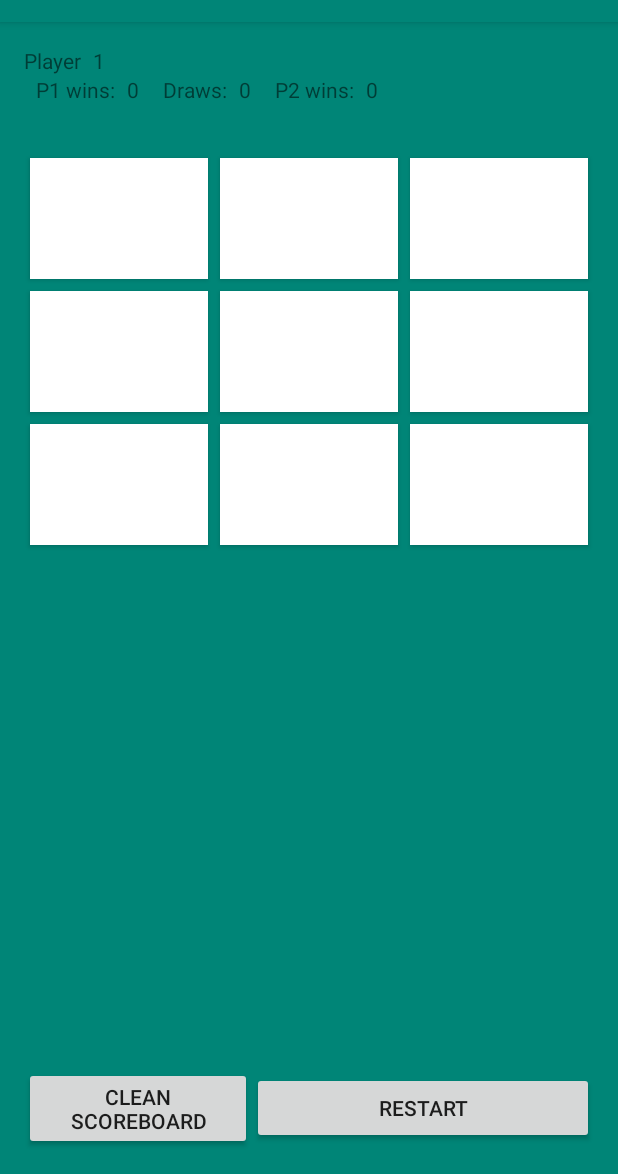
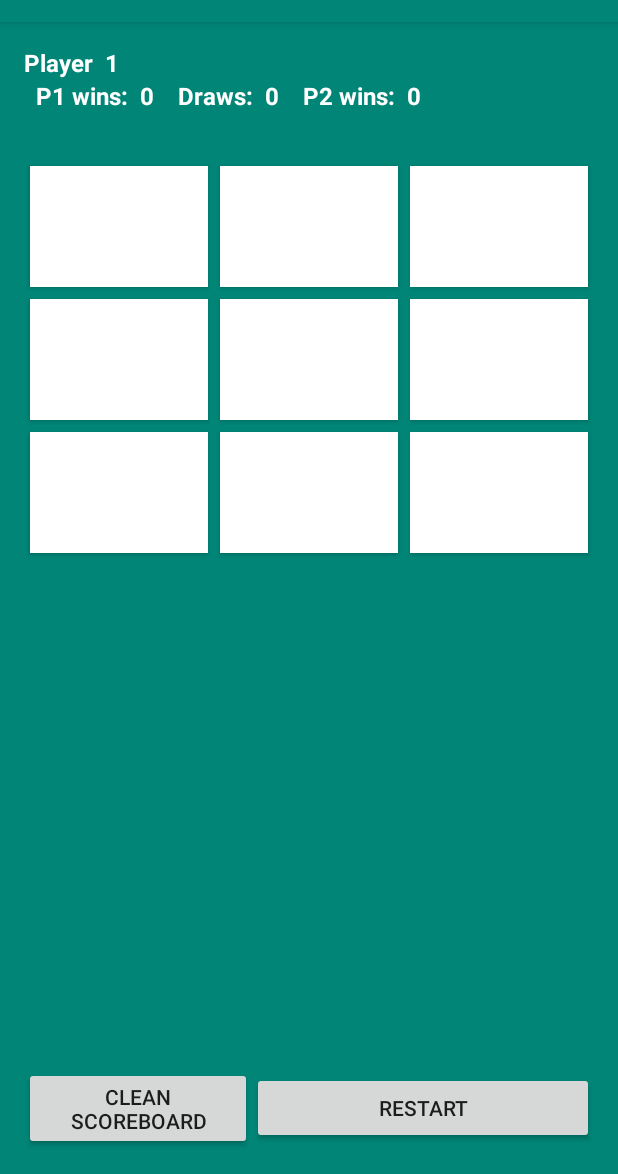
Before and after one commit to MagoMtz/TicTacToe, an Android app: the screen it shows after launch (MainActivity), on a phone screen of 412 x 824 dp, the part 62-1236 px from its top. Run offline under Robolectric (Android 15) with nearby library versions, the phone set to English and light mode, and no system bars; our stand-ins replace data binding.

```diff
--- a/app/src/main/java/com/mago/tictactoe/util/GameScorePreference.java
+++ b/app/src/main/java/com/mago/tictactoe/util/GameScorePreference.java
@@ -7,8 +7,6 @@ import android.content.SharedPreferences;
  * Created by jorgemartinez on 25/10/18.
  */
 public class GameScorePreference {
-    private Context context;
-
     private static final String SCORE_BOARD = "score_board";
     private static final String PLAYER1 = "player1";
     private static final String PLAYER2 = "player2";
@@ -18,7 +16,6 @@ public class GameScorePreference {
     private SharedPreferences.Editor editor;
 
     public GameScorePreference(Context context) {
-        this.context = context;
         scorePref = context.getSharedPreferences(SCORE_BOARD, Context.MODE_PRIVATE);
         editor = scorePref.edit();
     }
--- a/app/src/main/res/layout/activity_main.xml
+++ b/app/src/main/res/layout/activity_main.xml
@@ -25,12 +25,14 @@
             <TextView
                 android:layout_width="wrap_content"
                 android:layout_height="wrap_content"
+                style="@style/label"
                 android:text="@string/activity_main.lbl.player"/>
 
             <TextView
                 android:id="@+id/lbl_actual_player"
                 android:layout_width="wrap_content"
                 android:layout_height="wrap_content"
+                style="@style/label"
                 android:layout_marginStart="8dp"
                 android:text="1"/>
 
@@ -43,6 +45,7 @@
             <TextView
                 android:layout_width="wrap_content"
                 android:layout_height="wrap_content"
+                style="@style/label"
                 android:layout_marginStart="8dp"
                 android:text="@string/activity_main.lbl.player_one_wins"/>
 
@@ -50,12 +53,14 @@
                 android:id="@+id/lbl_p1_score"
                 android:layout_width="wrap_content"
                 android:layout_height="wrap_content"
+                style="@style/label"
                 android:layout_marginStart="8dp"
                 tools:text="1"/>
 
             <TextView
                 android:layout_width="wrap_content"
                 android:layout_height="wrap_content"
+                style="@style/label"
                 android:layout_marginStart="16dp"
                 android:text="@string/activity_main.lbl.draws"/>
 
@@ -63,12 +68,14 @@
                 android:id="@+id/lbl_draw_score"
                 android:layout_width="wrap_content"
                 android:layout_height="wrap_content"
+                style="@style/label"
                 android:layout_marginStart="8dp"
                 tools:text="1"/>
 
             <TextView
                 android:layout_width="wrap_content"
                 android:layout_height="wrap_content"
+                style="@style/label"
                 android:layout_marginStart="16dp"
                 android:text="@string/activity_main.lbl.player_two_wins"/>
 
@@ -76,6 +83,7 @@
                 android:id="@+id/lbl_p2_score"
                 android:layout_width="wrap_content"
                 android:layout_height="wrap_content"
+                style="@style/label"
                 android:layout_marginStart="8dp"
                 tools:text="1"/>
 
--- a/app/src/main/res/values/styles.xml
+++ b/app/src/main/res/values/styles.xml
@@ -15,4 +15,10 @@
         <item name="android:layout_margin">4dp</item>
     </style>
 
+    <style name="label">
+        <item name="android:textSize">16sp</item>
+        <item name="android:textColor">@color/colorWhite</item>
+        <item name="android:textStyle">bold</item>
+    </style>
+
 </resources>
```
Also changed, not shown: app/build.gradle (+0 -10 lines), gradle-scripts/dependencies.gradle (+0 -10 lines), 1 other file.
